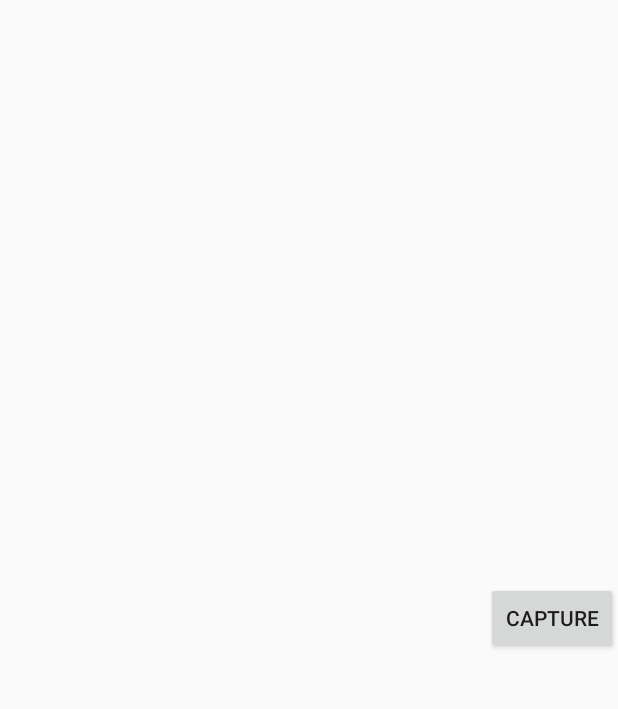
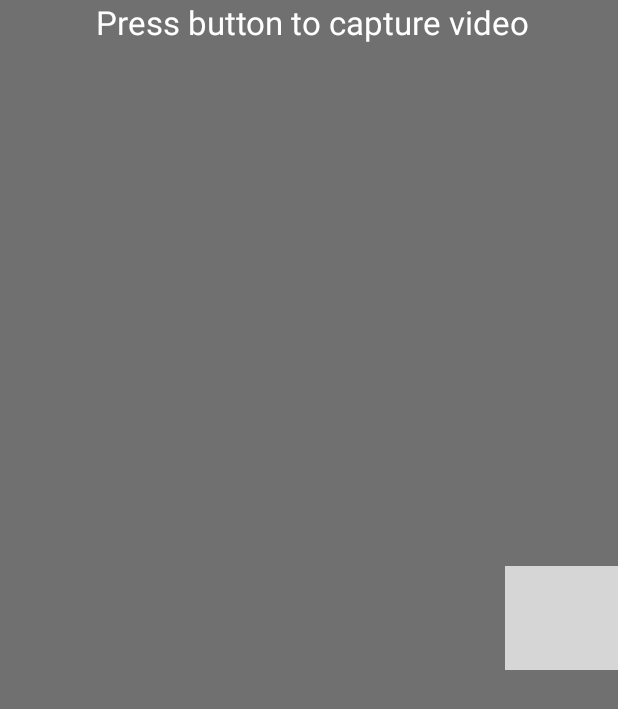
Before and after one commit to ZSergey26/CameraVideoCapture, an Android app: the layout activity_main.xml on its own in the app's theme, with its tools: preview values and no code run, on a phone screen of 412 x 824 dp. Shown: the top 709 px of the screen. Run offline under Robolectric (Android 15) with nearby library versions, the phone set to English and light mode, and no system bars; grey boxes are pictures that could not be loaded.

Commit message:
Camera preview

```diff
--- a/app/src/main/AndroidManifest.xml
+++ b/app/src/main/AndroidManifest.xml
@@ -9,7 +9,8 @@
         android:theme="@style/AppTheme" >
         <activity
             android:name=".MainActivity"
-            android:label="@string/app_name" >
+            android:label="@string/app_name"
+            android:screenOrientation="landscape">
             <intent-filter>
                 <action android:name="android.intent.action.MAIN" />
 
--- a/app/src/main/res/layout/activity_main.xml
+++ b/app/src/main/res/layout/activity_main.xml
@@ -3,19 +3,31 @@
     android:orientation="horizontal"
     android:layout_width="fill_parent"
     android:layout_height="fill_parent"
-    >
+    android:background="#ff707070">
     <FrameLayout
         android:id="@+id/camera_preview"
         android:layout_width="fill_parent"
         android:layout_height="fill_parent"
         android:layout_weight="1"
-        />
+        >
 
-    <Button
+        <TextView
+            android:layout_width="wrap_content"
+            android:layout_height="wrap_content"
+            android:textAppearance="?android:attr/textAppearanceLarge"
+            android:text="Press button to capture video"
+            android:id="@+id/textView"
+            android:layout_gravity="center_horizontal|top"
+            android:textColor="#ffffffff" />
+    </FrameLayout>
+
+    <ImageButton
         android:id="@+id/button_capture"
-        android:text="Capture"
-        android:layout_width="wrap_content"
-        android:layout_height="wrap_content"
+        android:layout_width="75dp"
+        android:layout_height="69dp"
         android:layout_gravity="center"
-        />
+        android:onClick="showCaptureFromCamera"
+        android:src="@drawable/ic_camera_alt_white_24dp"
+        android:layout_marginLeft="-80dp" />
+
 </LinearLayout>
```
Also changed, not shown: app/src/main/java/com/locdevelop/zsergei/cameravideocapture/MainActivity.java (+33 -4 lines).
